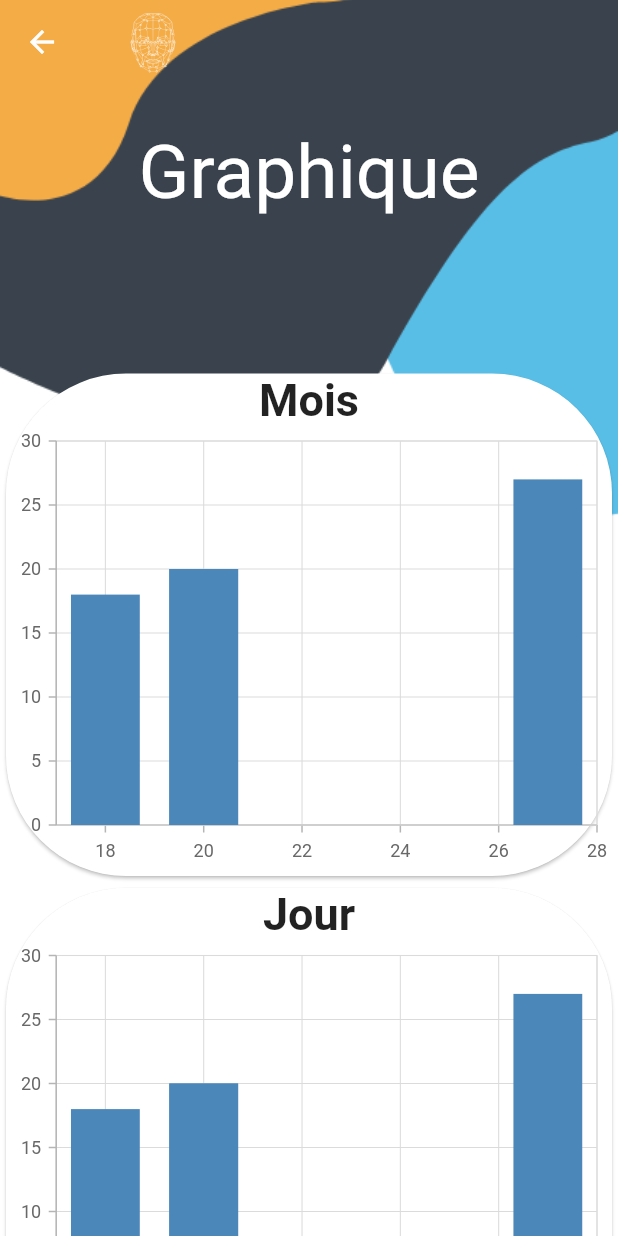
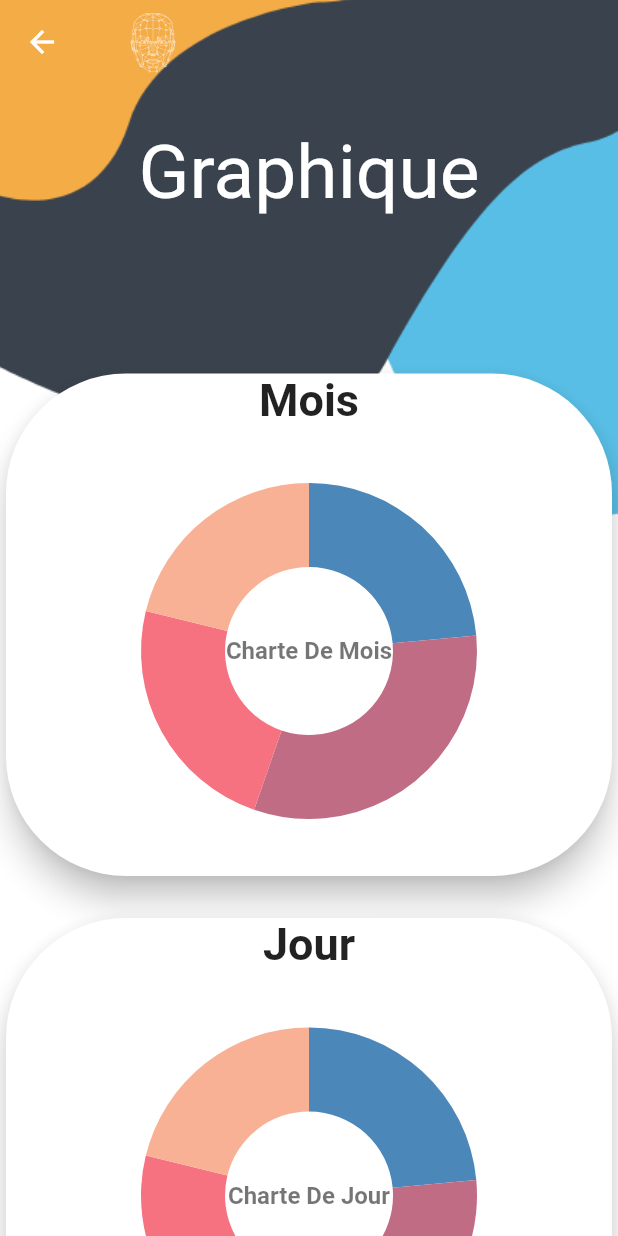
Before and after one commit to Medsoui2002/Flutter_Project, a Flutter app: the Graph screen opened by its route, on a phone screen of 412 x 824 dp. Run offline on Flutter 3.47's test engine with Material 2 defaults, Android fonts, the phone set to English and light mode, and no system bars; our stand-ins replace file_picker, syncfusion_flutter_charts.

Commit message:
finsh charts screens

```diff
--- a/lib/Graph.dart
+++ b/lib/Graph.dart
@@ -39,46 +39,88 @@ class _GraphState extends State<Graph> {
             SizedBox(
               height: 100,
             ),
-            Card(
+          GestureDetector(
+            onTap: () {
+              Navigator.pushNamed(context, 'moisch');
+            },
 
+            child: Card(
+              elevation: 9,
                 shape: RoundedRectangleBorder(
                   borderRadius: BorderRadius.circular(80),
                 ),
     child: Column(
           children: [
             Text('Mois',style: TextStyle(fontWeight: FontWeight.bold,fontSize: 30)),
-                SfCartesianChart(
-                  series: <ChartSeries>[
-                    ColumnSeries<chartdata,double>(
-                        dataSource: getColumnData(),
-                        xValueMapper: (chartdata chart,_)=>chart.x,
-                        yValueMapper: (chartdata chart,_)=>chart.x),
-
-                  ],
-                )
+            SfCircularChart(
+              series: <CircularSeries>[
+                DoughnutSeries<chartdata, String>(
+                  dataSource: getColumnData(),
+                  xValueMapper: (chartdata data, _) => data.y,
+                  yValueMapper: (chartdata data, _) => data.x,
+                ),
+              ],
+              annotations: <CircularChartAnnotation>[
+                CircularChartAnnotation(
+                  widget: Container(
+                    alignment: Alignment.center,
+                    child: Text(
+                      'Charte De Mois',
+                      style: TextStyle(
+                        fontSize: 16,
+                        fontWeight: FontWeight.bold,
+                        color: Colors.black54,
+                      ),
+                    ),
+                  ),
+                ),
+              ],
+            ),
             ]
     ),
-            ),
-            Card(
-
+            )
+          ),
+          SizedBox(height: 20,),
+          GestureDetector(
+            onTap: () {
+              Navigator.pushNamed(context, 'jourch');
+            },
+            child:Card(
+              elevation: 9,
               shape: RoundedRectangleBorder(
                 borderRadius: BorderRadius.circular(80),
               ),
               child: Column(
                   children: [
                     Text('Jour',style: TextStyle(fontWeight: FontWeight.bold,fontSize: 30)),
-                    SfCartesianChart(
-                      series: <ChartSeries>[
-                        ColumnSeries<chartdata,double>(
-                            dataSource: getColumnData(),
-                            xValueMapper: (chartdata chart,_)=>chart.x,
-                            yValueMapper: (chartdata chart,_)=>chart.x),
-
+                    SfCircularChart(
+                      series: <CircularSeries>[
+                        DoughnutSeries<chartdata, String>(
+                          dataSource: getColumnData(),
+                          xValueMapper: (chartdata data, _) => data.y,
+                          yValueMapper: (chartdata data, _) => data.x,
+                        ),
                       ],
-                    )
+                      annotations: <CircularChartAnnotation>[
+                        CircularChartAnnotation(
+                          widget: Container(
+                            alignment: Alignment.center,
+                            child: Text(
+                              'Charte De Jour',
+                              style: TextStyle(
+                                fontSize: 16,
+                                fontWeight: FontWeight.bold,
+                                color: Colors.black54,
+                              ),
+                            ),
+                          ),
+                        ),
+                      ],
+                    ),
                   ]
               ),
-            )
+            )),
+
 
           ]
           ),
--- a/lib/main.dart
+++ b/lib/main.dart
@@ -4,6 +4,8 @@ import 'package:mapfe/Home.dart';
 import 'package:mapfe/Statistique.dart';
 import 'package:mapfe/traitement.dart';
 import 'Connexion.dart';
+import 'jour_charts.dart';
+import 'mois_charts.dart';
 
 void main() {
   runApp(MaterialApp(
@@ -15,6 +17,8 @@ void main() {
       'graph': (context)=>const Graph(),
       'tr': (context)=>const Traitement(),
       'st': (context)=>const Statistique(),
+      'moisch': (context)=>const mois_charts(),
+      'jourch': (context)=>const jour_charts(),
     },
   ),
   );
```
Also changed, not shown: lib/jour_charts.dart (added, +128 -0 lines), lib/mois_charts.dart (added, +139 -0 lines), 4 other files.
